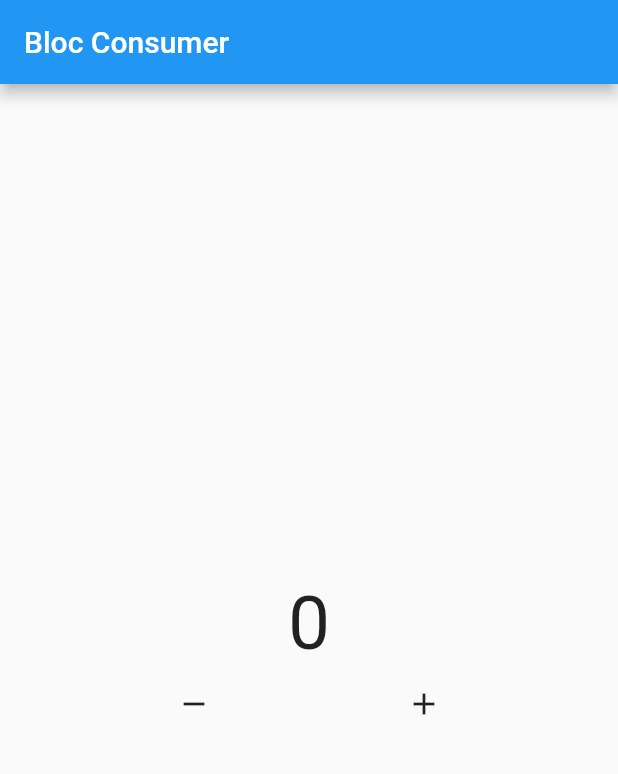
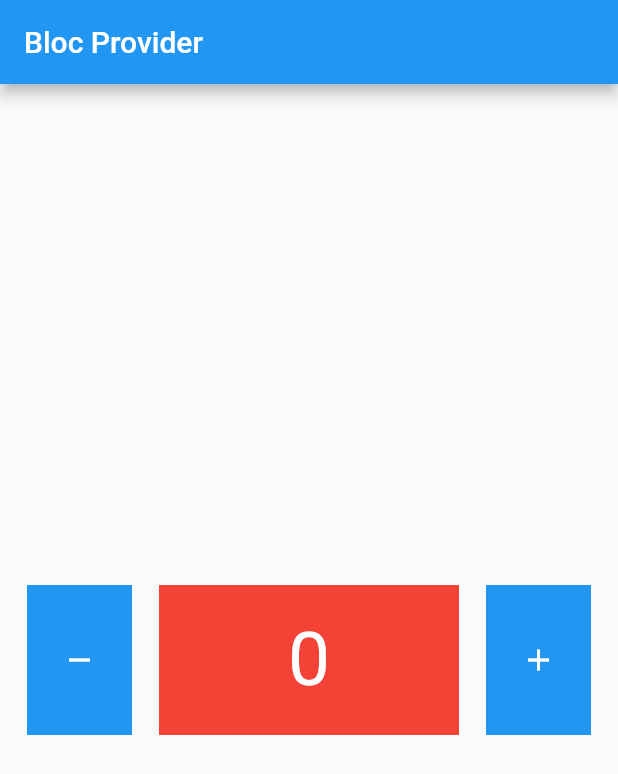
Before and after one commit to mrizkiid/git-bloc, a Flutter app: the screen it shows after launch, on a phone screen of 412 x 824 dp. Shown: the top 774 px of the screen. Run offline on Flutter 3.47's test engine with Material 2 defaults, Android fonts, the phone set to English and light mode, and no system bars; our stand-ins replace bloc, flutter_bloc.

Commit message:
menambahkan bloc provider

```diff
--- /dev/null
+++ b/learnbloc/lib/bloc_provider/center_widget.dart
@@ -0,0 +1,26 @@
+import 'package:flutter/material.dart';
+import 'package:flutter_bloc/flutter_bloc.dart';
+import 'package:learnbloc/kuldi_bloc_builder/counter.dart';
+
+class WIdgetCenter extends StatelessWidget {
+  const WIdgetCenter({
+    Key? key,
+    // required this.mycounter,
+  }) : super(key: key);
+
+  // final Counter mycounter;
+
+  @override
+  Widget build(BuildContext context) {
+    Counter mycounter = BlocProvider.of<Counter>(context);
+    return Center(
+      child: BlocBuilder(
+        bloc: mycounter,
+        builder: (context, x) => Text(
+          '$x',
+          style: TextStyle(fontSize: 50, color: Colors.white),
+        ),
+      ),
+    );
+  }
+}
--- /dev/null
+++ b/learnbloc/lib/bloc_provider/data-widget.dart
@@ -0,0 +1,23 @@
+import 'package:flutter/material.dart';
+import 'package:flutter_bloc/flutter_bloc.dart';
+import 'package:learnbloc/bloc_provider/center_widget.dart';
+import 'package:learnbloc/kuldi_bloc_builder/counter.dart';
+
+class WidgetData extends StatelessWidget {
+  const WidgetData({
+    Key? key,
+    // required this.mycounter,
+  }) : super(key: key);
+
+  // final Counter mycounter;
+
+  @override
+  Widget build(BuildContext context) {
+    return Container(
+      height: 100,
+      width: 200,
+      color: Colors.red,
+      child: WIdgetCenter(),
+    );
+  }
+}
--- /dev/null
+++ b/learnbloc/lib/bloc_provider/kuldi_bloc_proveider.dart
@@ -0,0 +1,68 @@
+// ignore_for_file: prefer_const_constructors
+
+import 'package:flutter/material.dart';
+import 'package:flutter_bloc/flutter_bloc.dart';
+import 'package:learnbloc/bloc_provider/data-widget.dart';
+import 'package:learnbloc/bloc_provider/widget_bloc_listener.dart';
+import 'package:learnbloc/kuldi_bloc_builder/counter.dart';
+
+class KuldiBlocProvider extends StatelessWidget {
+  // const KuldiBlocProvider({Key? key}) : super(key: key);
+  // Counter mycounter = Counter();
+
+  @override
+  Widget build(BuildContext context) {
+    Counter mycounter = BlocProvider.of<Counter>(context);
+    return Scaffold(
+      appBar: AppBar(title: Text("Bloc Provider")),
+      body: Column(
+        mainAxisAlignment: MainAxisAlignment.center,
+        children: [
+          Row(
+            mainAxisAlignment: MainAxisAlignment.spaceEvenly,
+            children: [
+              // button -
+              Material(
+                color: Colors.blue,
+                child: InkWell(
+                  onTap: () {
+                    mycounter.kurang();
+                  },
+                  child: Container(
+                    height: 100,
+                    width: 70,
+                    child: Icon(
+                      Icons.remove,
+                      color: Colors.white,
+                    ),
+                  ),
+                ),
+              ),
+              //Bloc Listener
+              WidgetBlocListener(),
+              //Data Real
+              // WidgetData(),
+              //button +
+              Material(
+                color: Colors.blue,
+                child: InkWell(
+                  onTap: () {
+                    mycounter.tambah();
+                  },
+                  child: Container(
+                    height: 100,
+                    width: 70,
+                    child: Icon(
+                      Icons.add,
+                      color: Colors.white,
+                    ),
+                  ),
+                ),
+              ),
+            ],
+          ),
+        ],
+      ),
+    );
+  }
+}
--- /dev/null
+++ b/learnbloc/lib/bloc_provider/widget_bloc_listener.dart
@@ -0,0 +1,23 @@
+import 'package:flutter/material.dart';
+import 'package:flutter_bloc/flutter_bloc.dart';
+import 'package:learnbloc/bloc_provider/data-widget.dart';
+import 'package:learnbloc/kuldi_bloc_builder/counter.dart';
+
+class WidgetBlocListener extends StatelessWidget {
+  const WidgetBlocListener({Key? key}) : super(key: key);
+
+  @override
+  Widget build(BuildContext context) {
+    Counter mycounter = BlocProvider.of<Counter>(context);
+    return BlocListener<Counter, int>(
+      bloc: mycounter,
+      listener: (context, state) {
+        if (state % 2 == 1) {
+          ScaffoldMessenger.of(context)
+              .showSnackBar(SnackBar(content: Text("Data genap")));
+        }
+      },
+      child: WidgetData(),
+    );
+  }
+}
--- a/learnbloc/lib/main.dart
+++ b/learnbloc/lib/main.dart
@@ -1,8 +1,11 @@
 import 'package:flutter/material.dart';
+import 'package:flutter_bloc/flutter_bloc.dart';
 import 'package:learnbloc/bloc_consumer/kuldi_consumer.dart';
 import 'package:learnbloc/bloc_listener/kuldi_bloc_listener.dart';
+import 'package:learnbloc/bloc_provider/kuldi_bloc_proveider.dart';
 import 'package:learnbloc/erico/bloc_erico.dart';
 import 'package:learnbloc/kuldi_basic_cubit/basic_cubit.dart';
+import 'package:learnbloc/kuldi_bloc_builder/counter.dart';
 import 'package:learnbloc/kuldi_bloc_builder/kuldi_bloc.dart';
 import 'package:learnbloc/kuldi_stream/kuldi_stream.dart';
 
@@ -15,14 +18,18 @@ class MyApp extends StatelessWidget {
 
   @override
   Widget build(BuildContext context) {
-    return MaterialApp(
+    return BlocProvider(
+      create: (context) => Counter(),
+      child: MaterialApp(
         debugShowCheckedModeBanner: false,
         // home: EricoBloc()
         // home: KuldiStream()
         // home: BasicCubit()
         // home: KuldiBlocBuilder()
         // home: BlocListenerKuldi()
-      home: BlocConsumerKuldi(),
+        // home: BlocConsumerKuldi(),
+        home: KuldiBlocProvider(),
+      ),
     );
   }
 }
```
Lines whose indentation alone changed are shown as unchanged.
